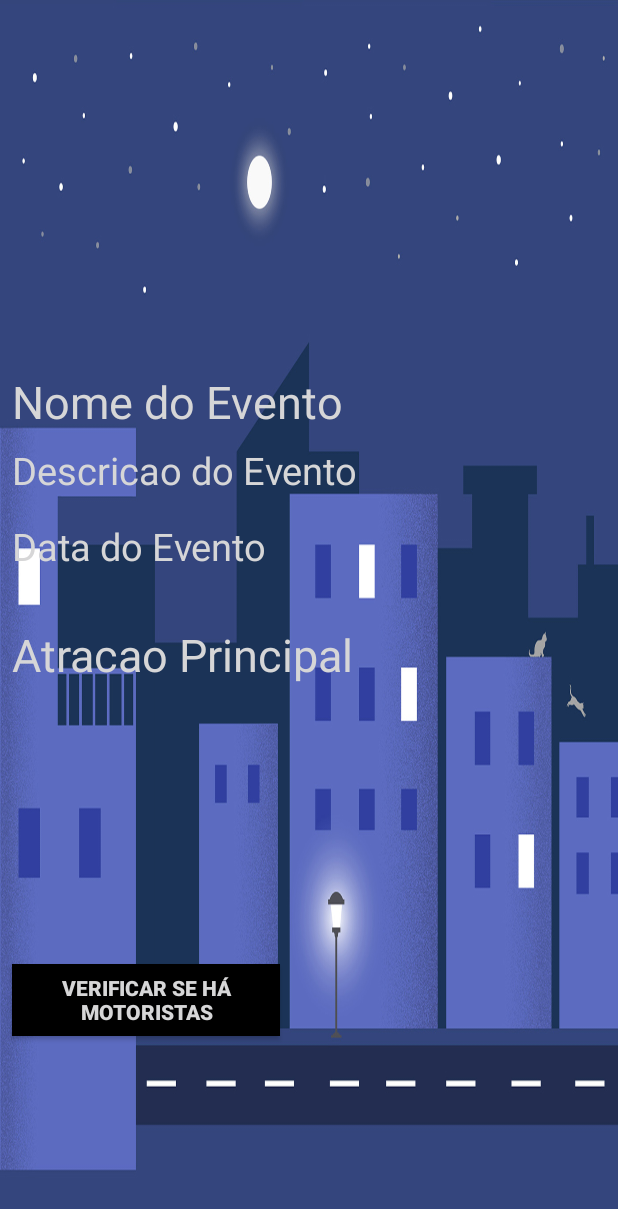
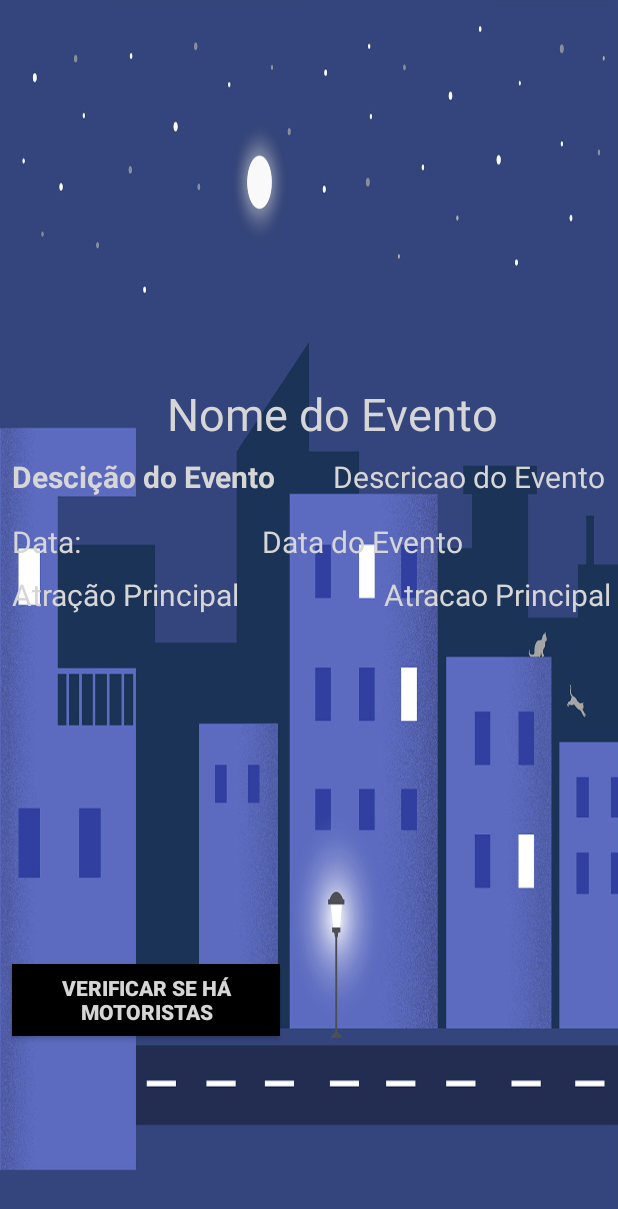
Before and after one commit to caravanaiesb/Iesb.PI, an Android app: the layout activity_event_details.xml on its own in the app's theme, with its tools: preview values and no code run, on a phone screen of 412 x 824 dp. Shown: the top 1209 px of the screen. Run offline under Robolectric (Android 15) with nearby library versions, the phone set to English and light mode, and no system bars.

Commit message:
Labels 23

```diff
--- a/app/src/main/java/br/pi/iesb/CadastroCarona.java
+++ b/app/src/main/java/br/pi/iesb/CadastroCarona.java
@@ -57,7 +57,7 @@ public class CadastroCarona extends AppCompatActivity {
     protected void onCreate(Bundle savedInstanceState) {
         super.onCreate(savedInstanceState);
         setContentView(R.layout.activity_cadastro_carona);
-        setTitle("Registro na carona");
+        setTitle("Registro da carona");
         inicializaComponentes();
         exibirDados();
         eventoClicks();
--- a/app/src/main/java/br/pi/iesb/CadastroMotorista.java
+++ b/app/src/main/java/br/pi/iesb/CadastroMotorista.java
@@ -46,6 +46,7 @@ public class CadastroMotorista extends AppCompatActivity {
         super.onCreate(savedInstanceState);
         setContentView(R.layout.activity_cadastro_motorista);
         inicializaComponentes();
+        setTitle("Cadastro Motorista");
         eventoClicks();
     }
 
--- a/app/src/main/java/br/pi/iesb/CadastroeventoActivity.java
+++ b/app/src/main/java/br/pi/iesb/CadastroeventoActivity.java
@@ -57,6 +57,7 @@ public class CadastroeventoActivity extends AppCompatActivity {
     protected void onCreate(Bundle savedInstanceState) {
         super.onCreate(savedInstanceState);
         setContentView(R.layout.cadastroevento);
+        setTitle("Cadastrar Evento");
         Toolbar toolbar = (Toolbar) findViewById(R.id.toolbar);
         setSupportActionBar(toolbar);
         inicializaComponentes();
--- a/app/src/main/java/br/pi/iesb/FeedeventActivity.java
+++ b/app/src/main/java/br/pi/iesb/FeedeventActivity.java
@@ -69,9 +69,7 @@ public class FeedeventActivity extends AppCompatActivity {
         setSupportActionBar(toolbar);
         setTitle("Lista de Eventos");
         mostrarFeed();
-
     }
-
     private void mostrarFeed() {
         firebaseDatabase = FirebaseDatabase.getInstance();
         databaseReference = firebaseDatabase.getReference("Eventos");
--- a/app/src/main/java/br/pi/iesb/LoginActivity.java
+++ b/app/src/main/java/br/pi/iesb/LoginActivity.java
@@ -53,6 +53,7 @@ public class LoginActivity extends AppCompatActivity implements GoogleApiClient.
     @Override
     protected void onCreate(Bundle savedInstanceState) {
         super.onCreate(savedInstanceState);
+        setTitle("   Caravana");
         FacebookSdk.sdkInitialize(getApplicationContext());
         callbackManager = CallbackManager.Factory.create();
         setContentView(R.layout.login);
@@ -196,7 +197,9 @@ public class LoginActivity extends AppCompatActivity implements GoogleApiClient.
                     @Override
                     public void onComplete(@NonNull Task<AuthResult> task) {
                         if(task.isSuccessful()){
-                            Intent i =  new Intent(LoginActivity.this,FeedeventActivity.class);
+                            String chave = "L";
+                            Intent i =  new Intent(LoginActivity.this,MenuActivity.class);
+                            i.putExtra("Chave",chave);
                             startActivity(i);
                         }else{
                             alert("E-mail ou Senha Invalido");
--- a/app/src/main/java/br/pi/iesb/MapsFragment.java
+++ b/app/src/main/java/br/pi/iesb/MapsFragment.java
@@ -203,6 +203,8 @@ public class MapsFragment extends SupportMapFragment implements OnMapReadyCallba
         i.putExtra("Chave","M");
         startActivity(i);
 
+    }
+    if(chave.equals("L")){
 
     }
     }
--- a/app/src/main/java/br/pi/iesb/MenuActivity.java
+++ b/app/src/main/java/br/pi/iesb/MenuActivity.java
@@ -46,6 +46,7 @@ public class MenuActivity extends AppCompatActivity
     @Override
     protected void onCreate(Bundle savedInstanceState) {
         super.onCreate(savedInstanceState);
+        setTitle("Caravana");
         auth = Dao.getFirebaseAuth();
         conectarGoogleApi();
         eventoClicks();
@@ -119,8 +120,6 @@ public class MenuActivity extends AppCompatActivity
 
         //noinspection SimplifiableIfStatement
         if (id == R.id.action_settings) {
-            Intent i = new Intent(MenuActivity.this,CadastroeventoActivity.class);
-            startActivity(i);
 
         }
 
--- a/app/src/main/java/br/pi/iesb/PassageiroLista.java
+++ b/app/src/main/java/br/pi/iesb/PassageiroLista.java
@@ -34,6 +34,7 @@ public class PassageiroLista extends AppCompatActivity {
     protected void onCreate(Bundle savedInstanceState) {
         super.onCreate(savedInstanceState);
         setContentView(R.layout.activity_passageiro_lista);
+        setTitle("Lista de Passageiros");
         mostrarFeed();
     }
 
--- a/app/src/main/java/br/pi/iesb/RegistroActivity.java
+++ b/app/src/main/java/br/pi/iesb/RegistroActivity.java
@@ -43,6 +43,7 @@ public class RegistroActivity extends AppCompatActivity {
     protected void onCreate(Bundle savedInstanceState) {
         super.onCreate(savedInstanceState);
         setContentView(R.layout.registro);
+        setTitle("Cadastro Passageiro");
         inicializaComponentes();
         eventoClicks();
     }
--- a/app/src/main/res/layout/activity_event_details.xml
+++ b/app/src/main/res/layout/activity_event_details.xml
@@ -34,47 +34,39 @@
         android:id="@+id/atracaoEvento"
         android:layout_width="0dp"
         android:layout_height="wrap_content"
-        android:layout_marginStart="8dp"
         android:layout_marginTop="8dp"
-        android:layout_marginEnd="8dp"
+        android:layout_marginEnd="4dp"
         android:layout_marginBottom="8dp"
         android:text="Atracao Principal"
         android:textColor="@color/com_facebook_button_background_color_focused"
-        android:textSize="30sp"
+        android:textSize="20sp"
         app:layout_constraintBottom_toTopOf="@+id/guideline14"
         app:layout_constraintEnd_toEndOf="parent"
-        app:layout_constraintHorizontal_bias="0.0"
-        app:layout_constraintStart_toStartOf="parent"
         app:layout_constraintTop_toBottomOf="@+id/dataEvento"
-        app:layout_constraintVertical_bias="0.137" />
+        app:layout_constraintVertical_bias="0.0" />
 
     <TextView
         android:id="@+id/tipoEvento"
         android:layout_width="0dp"
         android:layout_height="wrap_content"
-        android:layout_marginStart="8dp"
         android:layout_marginTop="8dp"
         android:layout_marginEnd="8dp"
         android:text="Descricao do Evento"
         android:textColor="@color/com_facebook_button_background_color_focused"
-        android:textSize="25sp"
+        android:textSize="20sp"
         app:layout_constraintEnd_toEndOf="parent"
-        app:layout_constraintHorizontal_bias="0.0"
-        app:layout_constraintStart_toStartOf="parent"
         app:layout_constraintTop_toBottomOf="@+id/nomeEventView" />
 
     <TextView
         android:id="@+id/nomeEventView"
         android:layout_width="0dp"
         android:layout_height="wrap_content"
-        android:layout_marginStart="8dp"
-        android:layout_marginEnd="8dp"
+        android:layout_marginTop="8dp"
+        android:layout_marginEnd="80dp"
         android:text="Nome do Evento"
         android:textColor="@color/com_facebook_button_background_color_focused"
         android:textSize="30sp"
         app:layout_constraintEnd_toEndOf="parent"
-        app:layout_constraintHorizontal_bias="1.0"
-        app:layout_constraintStart_toStartOf="parent"
         app:layout_constraintTop_toBottomOf="@+id/imgEvento" />
 
     <android.support.constraint.Guideline
@@ -88,16 +80,13 @@
         android:id="@+id/dataEvento"
         android:layout_width="0dp"
         android:layout_height="wrap_content"
-        android:layout_marginStart="8dp"
         android:layout_marginTop="16dp"
-        android:layout_marginEnd="8dp"
+        android:layout_marginEnd="4dp"
         android:ems="10"
         android:text="Data do Evento"
         android:textColor="@color/com_facebook_button_background_color_focused"
-        android:textSize="25sp"
+        android:textSize="20sp"
         app:layout_constraintEnd_toEndOf="parent"
-        app:layout_constraintHorizontal_bias="0.0"
-        app:layout_constraintStart_toStartOf="parent"
         app:layout_constraintTop_toBottomOf="@+id/tipoEvento" />
 
     <Button
@@ -125,5 +114,49 @@
         android:layout_height="wrap_content"
         android:orientation="vertical"
         app:layout_constraintGuide_begin="195dp" />
+
+    <TextView
+        android:id="@+id/textView11"
+        android:layout_width="0dp"
+        android:layout_height="wrap_content"
+        android:layout_marginStart="8dp"
+        android:layout_marginTop="8dp"
+        android:layout_marginEnd="8dp"
+        android:text="Descição do Evento"
+        android:textSize="20sp"
+        android:textStyle="bold"
+        android:textColor="@color/com_facebook_button_background_color_focused"
+        app:layout_constraintEnd_toStartOf="@+id/tipoEvento"
+        app:layout_constraintStart_toStartOf="parent"
+        app:layout_constraintTop_toBottomOf="@+id/nomeEventView" />
+
+    <TextView
+        android:id="@+id/textView12"
+        android:layout_width="0dp"
+        android:layout_height="wrap_content"
+        android:layout_marginStart="8dp"
+        android:layout_marginTop="16dp"
+        android:layout_marginEnd="8dp"
+        android:text="Data: "
+        android:textColor="@color/com_facebook_button_background_color_focused"
+        android:textSize="20sp"
+        app:layout_constraintEnd_toStartOf="@+id/dataEvento"
+        app:layout_constraintHorizontal_bias="0.0"
+        app:layout_constraintStart_toStartOf="parent"
+        app:layout_constraintTop_toBottomOf="@+id/tipoEvento" />
+
+    <TextView
+        android:id="@+id/textView15"
+        android:layout_width="0dp"
+        android:layout_height="wrap_content"
+        android:layout_marginStart="8dp"
+        android:layout_marginTop="8dp"
+        android:layout_marginEnd="8dp"
+        android:text="Atração Principal"
+        android:textColor="@color/com_facebook_button_background_color_focused"
+        android:textSize="20sp"
+        app:layout_constraintEnd_toStartOf="@+id/atracaoEvento"
+        app:layout_constraintStart_toStartOf="parent"
+        app:layout_constraintTop_toBottomOf="@+id/dataEvento" />
 </android.support.constraint.ConstraintLayout>
 </LinearLayout>
--- a/app/src/main/res/menu/menu.xml
+++ b/app/src/main/res/menu/menu.xml
@@ -4,6 +4,6 @@
     <item
         android:id="@+id/action_settings"
         android:orderInCategory="100"
-        android:title="@string/action_settings"
+        android:title=""
         app:showAsAction="never" />
 </menu>
```
Also changed, not shown: app/src/main/res/layout/linha_motorista.xml (+0 -11 lines).
